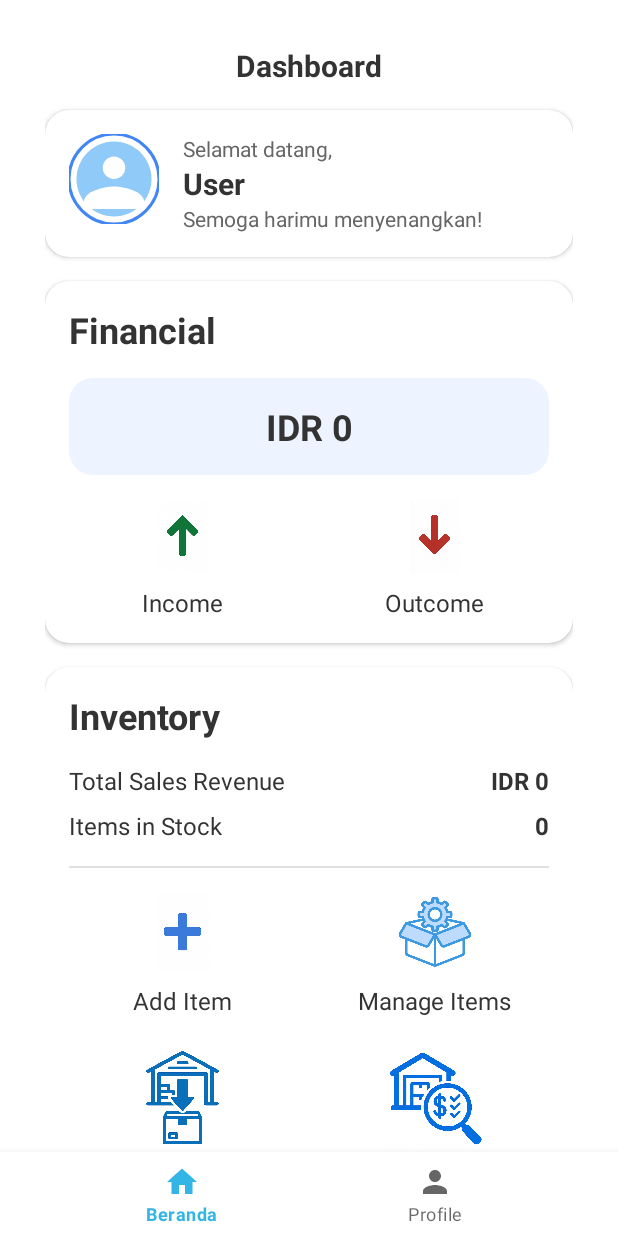
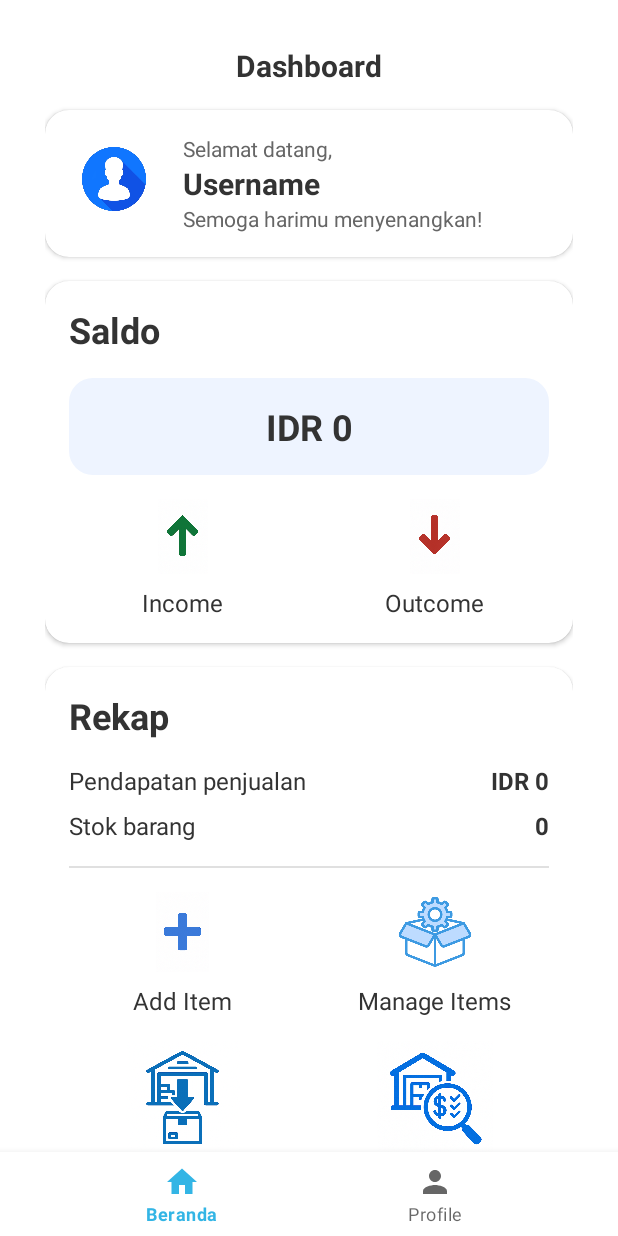
Before and after one commit to ChrozaGaming/projectakhirpam, an Android app: the MainActivity screen opened directly, with no data from a screen before it, on a phone screen of 412 x 824 dp. Run offline under Robolectric (Android 15) with nearby library versions, the phone set to English and light mode, and no system bars; our stand-ins replace CircleImageView, Firebase (no records; nobody signed in at launch, a user with empty details on screens opened directly).

Commit message:
refactor(ui): replace ShapeableImageView with ImageView and custom border drawable
Switched avatar component from `ShapeableImageView` to a plain `ImageView`
wrapped with a new `bg_avatar_border.xml` shape drawable.

WHY
• Removes unnecessary Material dependency for this element, reducing view
  inflation overhead and APK size.
• Keeps the same visual style (circular image with 2 dp #4285F4 stroke) while
  simplifying the layout.

CHANGES
• Updated avatar layout: applied `android:background="@drawable/bg_avatar_border"`
  and `android:padding="2dp"`; removed `app:stroke*` attributes.
• Added `res/drawable/bg_avatar_border.xml` (oval shape + blue stroke).
• Cleaned up obsolete imports and attributes.

TEST
• Manual verification on API 23 – 34: avatar renders perfectly round with
  consistent 2 dp border and maintains `centerCrop` behavior.

```diff
--- a/app/src/main/java/com/example/projectakhirpam/MainActivity.kt
+++ b/app/src/main/java/com/example/projectakhirpam/MainActivity.kt
@@ -15,57 +15,54 @@ class MainActivity : AppCompatActivity() {
     private lateinit var userRef: DatabaseReference
     private var listener: ValueEventListener? = null
 
-    /* ------------------------------------------------------------ */
-    /* 1. Life-cycle                                               */
-    /* ------------------------------------------------------------ */
     override fun onCreate(savedInstanceState: Bundle?) {
         super.onCreate(savedInstanceState)
         binding = ActivityMainBinding.inflate(layoutInflater)
         setContentView(binding.root)
 
-        // --- Firebase auth ---
         auth = FirebaseAuth.getInstance()
         val uid = auth.currentUser?.uid ?: run {
             Toast.makeText(this, "Belum login, keluar…", Toast.LENGTH_SHORT).show()
             finish(); return
         }
 
-        // --- Realtime DB reference ---
         userRef = FirebaseDatabase.getInstance().reference
             .child("users").child(uid)
 
-        // --- Listener user info ---
         listener = object : ValueEventListener {
-            override fun onDataChange(s: DataSnapshot) {
+            override fun onDataChange(snapshot: DataSnapshot) {
+                if (!snapshot.exists()) return
+
                 binding.tvFullName.text =
-                    s.child("fullName").getValue(String::class.java) ?: "User"
+                    snapshot.child("fullName").getValue(String::class.java) ?: "Anonim"
 
-                val balance = s.child("balance").getValue(Long::class.java) ?: 0L
+                val balance = snapshot.child("balance").getValue(Long::class.java) ?: 0L
                 binding.tvBalance.text = "IDR %,d".format(balance)
 
-                // total nilai stock-out
                 var totalValue = 0L
-                for (so in s.child("stockouts").children) {
-                    totalValue += so.child("totalPrice")
-                        .getValue(Long::class.java) ?: 0L
+                snapshot.child("stockouts").children.forEach { so ->
+                    totalValue += so.child("totalPrice").getValue(Long::class.java) ?: 0L
                 }
                 binding.tvStockValue.text = "IDR %,d".format(totalValue)
 
-                // total qty item
                 var qty = 0
-                for (it in s.child("items").children) {
-                    qty += it.child("stock").getValue(Int::class.java) ?: 0
+                snapshot.child("items").children.forEach { item ->
+                    qty += item.child("stock").getValue(Int::class.java) ?: 0
                 }
                 binding.tvItemsInStock.text = "%,d".format(qty)
             }
 
-            override fun onCancelled(e: DatabaseError) =
-                Toast.makeText(this@MainActivity,
-                    "Gagal memuat data: ${e.message}", Toast.LENGTH_SHORT).show()
+            override fun onCancelled(error: DatabaseError) {
+                Toast.makeText(
+                    this@MainActivity,
+                    "Gagal memuat data: ${error.message}",
+                    Toast.LENGTH_SHORT
+                ).show()
+            }
         }
         userRef.addValueEventListener(listener!!)
 
-        // --- Tombol kartu ---
+        /* Tombol kartu */
         binding.btnAddItem.setOnClickListener {
             startActivity(Intent(this, AddItemActivity::class.java))
         }
@@ -85,10 +82,10 @@ class MainActivity : AppCompatActivity() {
             startActivity(Intent(this, ManageStockOutActivity::class.java))
         }
 
-        // --- Bottom-Nav listener ---
+        /* Bottom navigation */
         binding.bottomNavigation.setOnItemSelectedListener { item ->
             when (item.itemId) {
-                R.id.nav_home    -> true             // sudah di sini
+                R.id.nav_home    -> true
                 R.id.nav_profile -> {
                     startActivity(Intent(this, ProfileActivity::class.java))
                     true
@@ -98,7 +95,6 @@ class MainActivity : AppCompatActivity() {
         }
     }
 
-    /** Selalu kembalikan highlight ke Beranda ketika activity muncul lagi */
     override fun onResume() {
         super.onResume()
         binding.bottomNavigation.menu
--- a/app/src/main/java/com/example/projectakhirpam/User.kt
+++ b/app/src/main/java/com/example/projectakhirpam/User.kt
@@ -1,6 +1,5 @@
 package com.example.projectakhirpam
 
-/** Node /users/{uid} */
 data class User(
     val uid: String = "",
     val fullName: String = "",
--- a/app/src/main/res/drawable/ic_avatar.xml
+++ /dev/null
@@ -1,21 +0,0 @@
-<vector xmlns:android="http://schemas.android.com/apk/res/android"
-    android:width="48dp"
-    android:height="48dp"
-    android:viewportWidth="24"
-    android:viewportHeight="24">
-
-    <!-- Lingkaran Luar -->
-    <path
-        android:fillColor="#90CAF9"
-        android:pathData="M12,2C6.48,2 2,6.48 2,12s4.48,10 10,10 10,-4.48 10,-10S17.52,2 12,2z" />
-
-    <!-- Kepala -->
-    <path
-        android:fillColor="#FFFFFF"
-        android:pathData="M12,12c1.66,0 3,-1.34 3,-3s-1.34,-3 -3,-3 -3,1.34 -3,3 1.34,3 3,3z" />
-
-    <!-- Badan -->
-    <path
-        android:fillColor="#FFFFFF"
-        android:pathData="M12,14c-2.67,0 -8,1.34 -8,4v2h16v-2c0,-2.66 -5.33,-4 -8,-4z" />
-</vector>
--- a/app/src/main/res/layout/activity_main.xml
+++ b/app/src/main/res/layout/activity_main.xml
@@ -49,16 +49,15 @@
                     android:layout_height="wrap_content"
                     android:padding="16dp">
 
-                        <com.google.android.material.imageview.ShapeableImageView
+                    <!-- res/layout/… -->
+                    <ImageView
                         android:id="@+id/img_avatar"
                         android:layout_width="60dp"
                         android:layout_height="60dp"
                         android:src="@drawable/ic_avatar"
-                            android:contentDescription="Avatar"
-                            app:strokeWidth="2dp"
-                            app:strokeColor="#4285F4"
-                            app:shapeAppearanceOverlay="@style/CircleImageView"
-                            android:scaleType="centerCrop" />
+                        android:scaleType="centerCrop"
+                        android:padding="2dp"/>
+
 
 
                     <LinearLayout
@@ -119,7 +118,7 @@
                     <TextView
                         android:layout_width="wrap_content"
                         android:layout_height="wrap_content"
-                            android:text="Financial"
+                        android:text="Saldo"
                         android:textColor="#333333"
                         android:textSize="24sp"
                         android:textStyle="bold" />
@@ -236,7 +235,7 @@
                     <TextView
                         android:layout_width="wrap_content"
                         android:layout_height="wrap_content"
-                            android:text="Inventory"
+                        android:text="Rekap"
                         android:textColor="#333333"
                         android:textSize="24sp"
                         android:textStyle="bold" />
@@ -251,7 +250,7 @@
                             android:layout_width="0dp"
                             android:layout_height="wrap_content"
                             android:layout_weight="1"
-                                android:text="Total Sales Revenue"
+                            android:text="Pendapatan penjualan"
                             android:textColor="#333333"
                             android:textSize="16sp" />
 
@@ -276,7 +275,7 @@
                             android:layout_width="0dp"
                             android:layout_height="wrap_content"
                             android:layout_weight="1"
-                                android:text="Items in Stock"
+                            android:text="Stok barang"
                             android:textColor="#333333"
                             android:textSize="16sp" />
 
```
Also changed, not shown: app/src/main/java/com/example/projectakhirpam/RegisterActivity.kt (+25 -10 lines), app/src/main/res/layout/activity_login.xml (+17 -17 lines), app/src/main/res/layout/activity_register.xml (+14 -12 lines), app/src/main/res/drawable/ic_avatar.png (added), app/src/main/res/drawable/ic_logo.png (added). Lines whose indentation alone changed are shown as unchanged.
